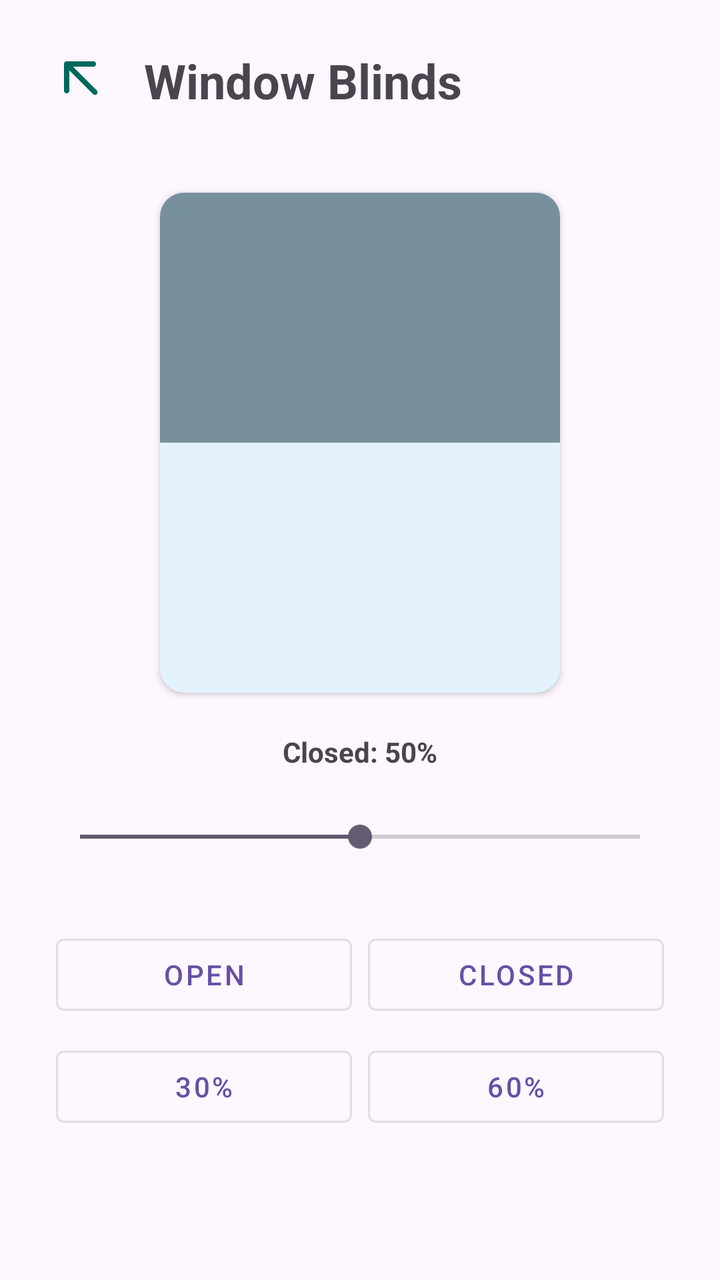
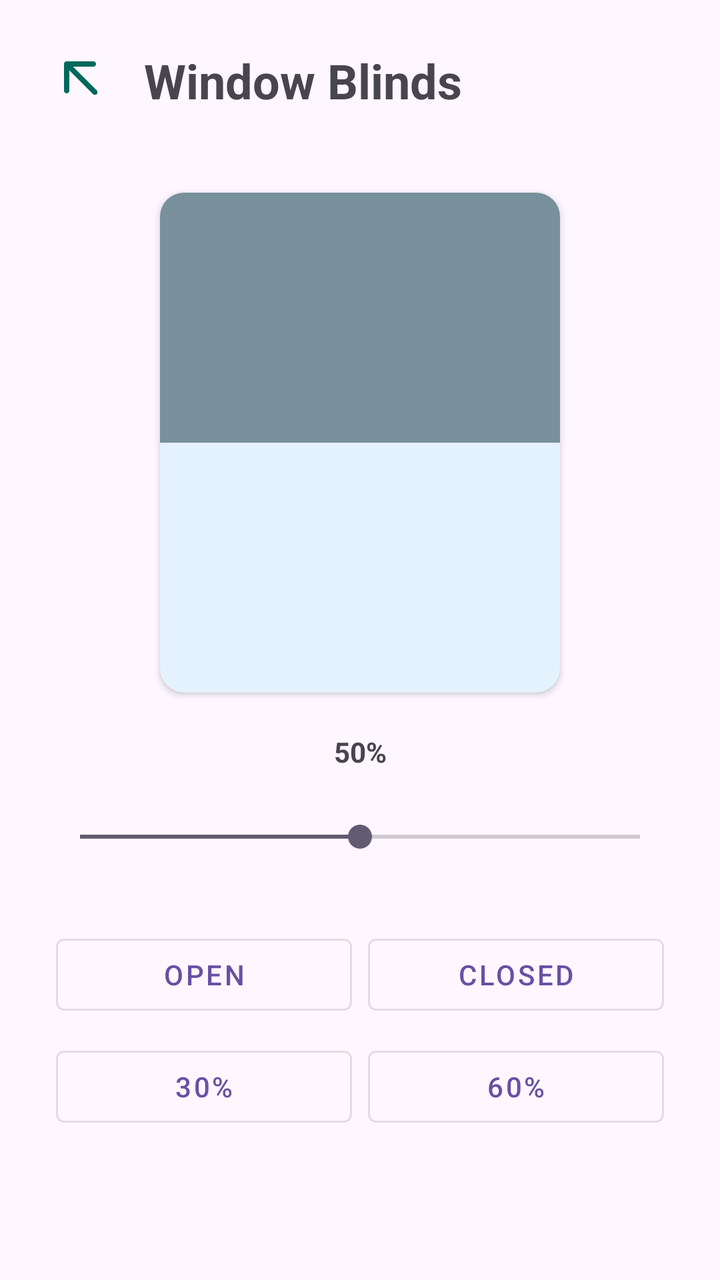

Before-and-after screenshots of an Android layout around one commit, followed by the original layout XML and the change that was made.
<!-- AndroidManifest.xml: application theme Theme.SmartHomeApp -->
<!-- res/layout/activity_blinds.xml -->
<?xml version="1.0" encoding="utf-8"?>
<androidx.constraintlayout.widget.ConstraintLayout
    xmlns:android="http://schemas.android.com/apk/res/android"
    xmlns:app="http://schemas.android.com/apk/res-auto"
    android:layout_width="match_parent"
    android:layout_height="match_parent"
    android:padding="24dp">

    <ImageView
        android:id="@+id/btnBack"
        android:layout_width="32dp"
        android:layout_height="32dp"
        android:src="@drawable/ic_back"
        app:layout_constraintStart_toStartOf="parent"
        app:layout_constraintTop_toTopOf="parent"
        app:tint="#00695C" />

    <TextView
        android:id="@+id/tvBlindsTitle"
        android:layout_width="wrap_content"
        android:layout_height="wrap_content"
        android:text="Window Blinds"
        android:textSize="24sp"
        android:textStyle="bold"
        android:layout_marginStart="16dp"
        app:layout_constraintTop_toTopOf="@id/btnBack"
        app:layout_constraintBottom_toBottomOf="@id/btnBack"
        app:layout_constraintStart_toEndOf="@id/btnBack" />

    <androidx.cardview.widget.CardView
        android:id="@+id/windowFrame"
        android:layout_width="200dp"
        android:layout_height="250dp"
        android:layout_marginTop="40dp"
        app:cardCornerRadius="12dp"
        app:cardBackgroundColor="#E3F2FD"
        app:layout_constraintTop_toBottomOf="@id/tvBlindsTitle"
        app:layout_constraintStart_toStartOf="parent"
        app:layout_constraintEnd_toEndOf="parent">

        <View
            android:id="@+id/blindsView"
            android:layout_width="match_parent"
            android:layout_height="125dp"
            android:background="#78909C" />
    </androidx.cardview.widget.CardView>

    <TextView
        android:id="@+id/tvStatus"
        android:layout_width="wrap_content"
        android:layout_height="wrap_content"
        android:text="Closed: 50%"
        android:layout_marginTop="20dp"
        android:textStyle="bold"
        app:layout_constraintTop_toBottomOf="@id/windowFrame"
        app:layout_constraintStart_toStartOf="parent"
        app:layout_constraintEnd_toEndOf="parent"/>

    <SeekBar
        android:id="@+id/sbBlinds"
        android:layout_width="match_parent"
        android:layout_height="wrap_content"
        android:layout_marginTop="24dp"
        android:max="100"
        android:progress="50"
        app:layout_constraintTop_toBottomOf="@id/tvStatus"/>

    <GridLayout
        android:layout_width="match_parent"
        android:layout_height="wrap_content"
        android:columnCount="2"
        android:layout_marginTop="32dp"
        app:layout_constraintTop_toBottomOf="@id/sbBlinds">

        <Button android:id="@+id/btnOpen" android:layout_width="0dp" android:layout_columnWeight="1" android:text="Open" android:layout_margin="4dp" style="@style/Widget.MaterialComponents.Button.OutlinedButton"/>
        <Button android:id="@+id/btnClosed" android:layout_width="0dp" android:layout_columnWeight="1" android:text="Closed" android:layout_margin="4dp" style="@style/Widget.MaterialComponents.Button.OutlinedButton"/>
        <Button android:id="@+id/btn30" android:layout_width="0dp" android:layout_columnWeight="1" android:text="30%" android:layout_margin="4dp" style="@style/Widget.MaterialComponents.Button.OutlinedButton"/>
        <Button android:id="@+id/btn60" android:layout_width="0dp" android:layout_columnWeight="1" android:text="60%" android:layout_margin="4dp" style="@style/Widget.MaterialComponents.Button.OutlinedButton"/>
    </GridLayout>

</androidx.constraintlayout.widget.ConstraintLayout>
<!-- resources referenced by this layout -->
<resources>
  <!-- drawable ic_back (drawable) -->
  <vector xmlns:android="http://schemas.android.com/apk/res/android" android:height="24dp" android:tint="#000000" android:viewportHeight="960" android:viewportWidth="960" android:width="24dp">
        
      <path android:fillColor="@android:color/white" android:pathData="M320,336L320,640Q320,657 308.5,668.5Q297,680 280,680Q263,680 251.5,668.5Q240,657 240,640L240,240Q240,223 251.5,211.5Q263,200 280,200L680,200Q697,200 708.5,211.5Q720,223 720,240Q720,257 708.5,268.5Q697,280 680,280L376,280L732,636Q743,647 743,664Q743,681 732,692Q721,703 704,703Q687,703 676,692L320,336Z"/>
      
  </vector>
  <style name="Theme.SmartHomeApp" parent="Base.Theme.SmartHomeApp" />
  <style name="Base.Theme.SmartHomeApp" parent="Theme.Material3.DayNight.NoActionBar">
          
          
      </style>
</resources>

<!-- the commit's change to res/layout/activity_blinds.xml (unified diff, before → after) -->
@@ -19,7 +19,7 @@
         android:id="@+id/tvBlindsTitle"
         android:layout_width="wrap_content"
         android:layout_height="wrap_content"
-        android:text="Window Blinds"
+        android:text="@string/title_window_blinds"
         android:textSize="24sp"
         android:textStyle="bold"
         android:layout_marginStart="16dp"
@@ -49,7 +49,7 @@
         android:id="@+id/tvStatus"
         android:layout_width="wrap_content"
         android:layout_height="wrap_content"
-        android:text="Closed: 50%"
+        android:text="50%"
         android:layout_marginTop="20dp"
         android:textStyle="bold"
         app:layout_constraintTop_toBottomOf="@id/windowFrame"
@@ -72,8 +72,8 @@
         android:layout_marginTop="32dp"
         app:layout_constraintTop_toBottomOf="@id/sbBlinds">
 
-        <Button android:id="@+id/btnOpen" android:layout_width="0dp" android:layout_columnWeight="1" android:text="Open" android:layout_margin="4dp" style="@style/Widget.MaterialComponents.Button.OutlinedButton"/>
-        <Button android:id="@+id/btnClosed" android:layout_width="0dp" android:layout_columnWeight="1" android:text="Closed" android:layout_margin="4dp" style="@style/Widget.MaterialComponents.Button.OutlinedButton"/>
+        <Button android:id="@+id/btnOpen" android:layout_width="0dp" android:layout_columnWeight="1" android:text="@string/btn_open" android:layout_margin="4dp" style="@style/Widget.MaterialComponents.Button.OutlinedButton"/>
+        <Button android:id="@+id/btnClosed" android:layout_width="0dp" android:layout_columnWeight="1" android:text="@string/btn_closed" android:layout_margin="4dp" style="@style/Widget.MaterialComponents.Button.OutlinedButton"/>
         <Button android:id="@+id/btn30" android:layout_width="0dp" android:layout_columnWeight="1" android:text="30%" android:layout_margin="4dp" style="@style/Widget.MaterialComponents.Button.OutlinedButton"/>
         <Button android:id="@+id/btn60" android:layout_width="0dp" android:layout_columnWeight="1" android:text="60%" android:layout_margin="4dp" style="@style/Widget.MaterialComponents.Button.OutlinedButton"/>
     </GridLayout>
<!-- resource entries referenced after the edit -->
@@ -6,6 +6,9 @@
       <path android:fillColor="@android:color/white" android:pathData="M320,336L320,640Q320,657 308.5,668.5Q297,680 280,680Q263,680 251.5,668.5Q240,657 240,640L240,240Q240,223 251.5,211.5Q263,200 280,200L680,200Q697,200 708.5,211.5Q720,223 720,240Q720,257 708.5,268.5Q697,280 680,280L376,280L732,636Q743,647 743,664Q743,681 732,692Q721,703 704,703Q687,703 676,692L320,336Z"/>
       
   </vector>
+  <string name="btn_closed">Closed</string>
+  <string name="btn_open">Open</string>
+  <string name="title_window_blinds">Window Blinds</string>
   <style name="Theme.SmartHomeApp" parent="Base.Theme.SmartHomeApp" />
   <style name="Base.Theme.SmartHomeApp" parent="Theme.Material3.DayNight.NoActionBar">
           
